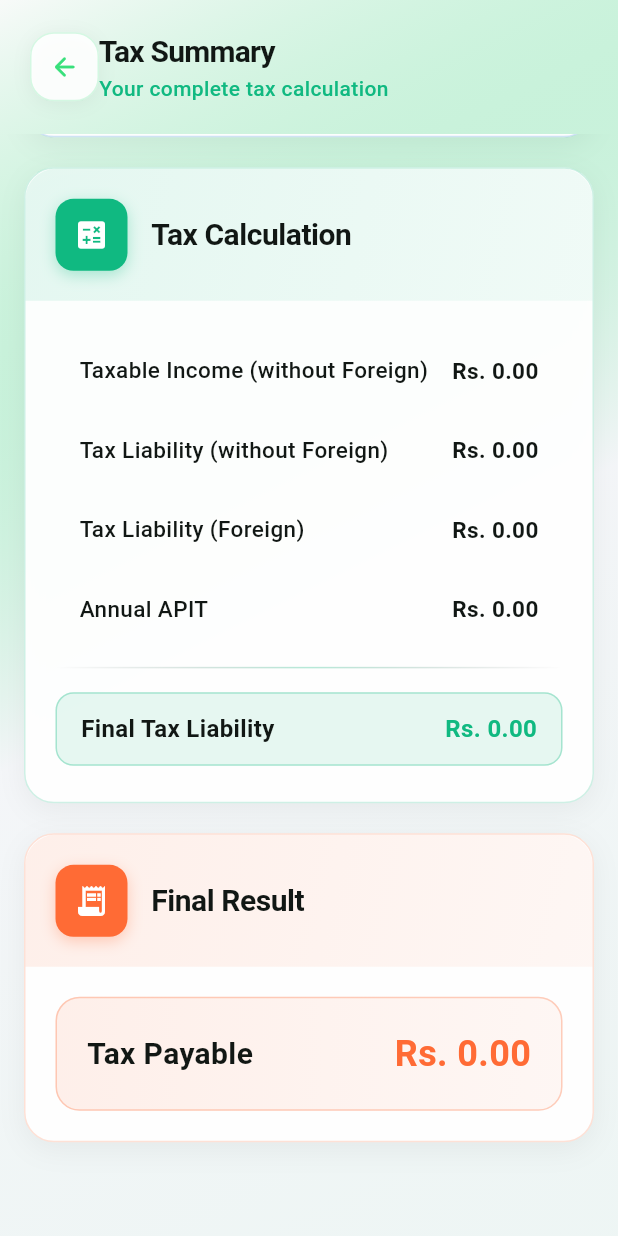
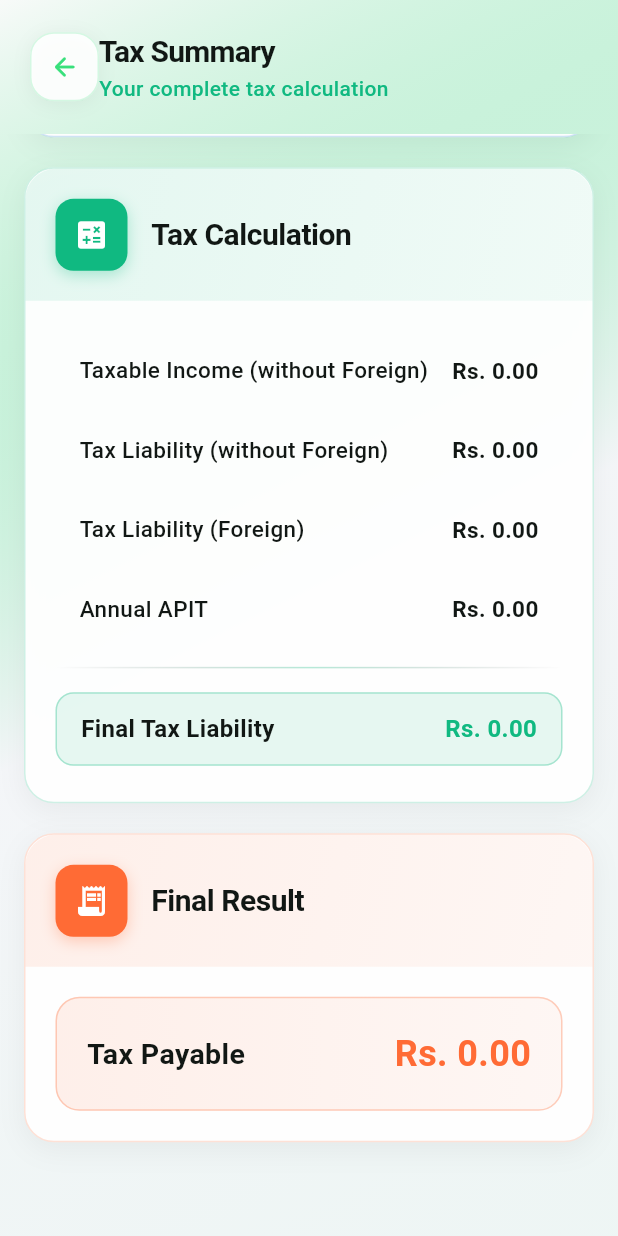
Before and after one commit to ImeshaWA/tax, a Flutter app: the EstimatedTaxPage screen opened directly, scrolled down 1152 dp, on a phone screen of 412 x 824 dp. Run offline on Flutter 3.47's test engine with Material 3 defaults, Android fonts, the phone set to English and light mode, and no system bars; our stand-ins replace cloud_firestore, firebase_auth, firebase_core; accounts and stored records are empty.

```diff
--- a/lib/pages/estimated_tax_page.dart
+++ b/lib/pages/estimated_tax_page.dart
@@ -615,7 +615,7 @@ class _EstimatedTaxPageState extends State<EstimatedTaxPage>
                                   Text(
                                     "Tax Payable",
                                     style: TextStyle(
-                                      fontSize: 20,
+                                      fontSize: 19,
                                       fontWeight: FontWeight.bold,
                                       color: neutral900,
                                     ),
```
Also changed, not shown: lib/pages/interest_income_page.dart (+11 -5 lines), lib/pages/exempt_income_page.dart (line endings or trailing spaces).
